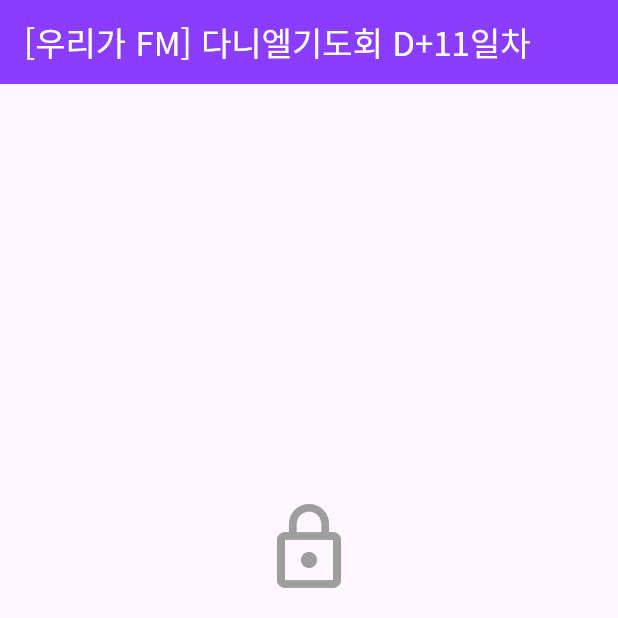
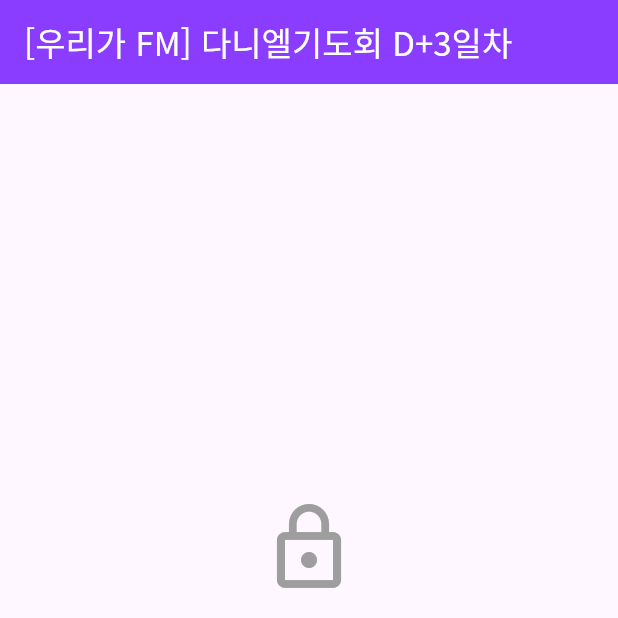
Before and after one commit to truelightn/check_bible, a Flutter app: the screen it shows after launch, after a tap on "등록하기", on a phone screen of 412 x 824 dp, the top half of it. Run offline on Flutter 3.47's test engine with Material 3 defaults, Android fonts, the phone set to English and light mode, and no system bars; our stand-ins replace cloud_firestore, firebase_core, fl_chart, get, get_storage; accounts and stored records are empty; generated files the repository leaves out were written again.

Commit message:
시작시간 동적으로 변경되게 수정

```diff
--- a/lib/login_screen.dart
+++ b/lib/login_screen.dart
@@ -192,7 +192,7 @@ class LoginScreen extends StatelessWidget {
                               Icon(Icons.school, color: Color(0xFFFF6B35), size: 20), // 주황색 아이콘
                               SizedBox(width: 8),
                               Text(
-                                '학년/반',
+                                '학년',
                                 style: TextStyle(
                                   fontSize: 16,
                                   fontWeight: FontWeight.bold,
@@ -321,7 +321,6 @@ class LoginScreen extends StatelessWidget {
                       crossAxisAlignment: CrossAxisAlignment.start,
                       children: [
                         _InfoText(text: '본인 이름과 비밀번호(간단한 비밀번호)를 입력해주세요'),
-                        _InfoText(text: '확인되지 않는 이름은 삭제 됩니다!!'),
                         _InfoText(text: '비밀 번호는 암화 되지 않고 저장이 됩니다. 평소 사용하지 않는 비밀번호를 입력해주세요'),
                         _InfoText(text: '카카오톡에서 바로 열지말고 다른 브라우저로 열기해서 사용해주세요'),
                         _InfoText(text: '성공적인 수련회를 위해 열심히 기도합시다!'),
--- a/lib/pray/prayer_time_controller.dart
+++ b/lib/pray/prayer_time_controller.dart
@@ -22,17 +22,22 @@ class PrayerTimeController extends GetxController {
     '임원': 0.0,
   }.obs;
 
-  // 학년별 학생 수 (임시 데이터)
-  final Map<String, int> gradeStudentCount = {
-    '1학년': 10,
-    '2학년': 10,
-    '3학년': 10,
-    '새친구': 5,
-    '임원': 5,
-  };
 
   // 목표 기도시간 설정
-  final Rx<DateTime> startDate = DateTime(2025, 6, 28).obs;
+  final Rx<DateTime> startDate = _getStartDate().obs;
+
+  // 시작 날짜 결정 함수
+  static DateTime _getStartDate() {
+    final now = DateTime.now();
+    final july13 = DateTime(2025, 7, 13);
+
+    // 현재 시간이 7월 13일 이후면 7월 13일로, 그전에는 7월 6일로 설정
+    if (now.isAfter(july13) || now.isAtSameMomentAs(july13)) {
+      return july13;
+    } else {
+      return DateTime(2025, 7, 6);
+    }
+  }
   final RxInt dailyTargetMinutes = 30.obs; // 하루 목표 기도시간 (분)
 
   // 목표 기도시간 계산
```
